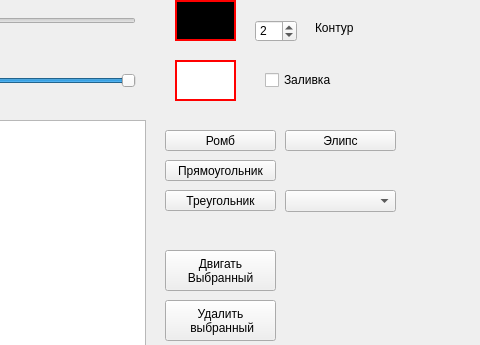
The window that Shapes/mainwindow.ui (Ignat36/OOP-2022-2s-Lr2-QtShapes) describes before a commit, drawn with Qt 5; both pictures show x 585 to 1065 and y 0 to 345 of the 1065 by 725 pixel window.
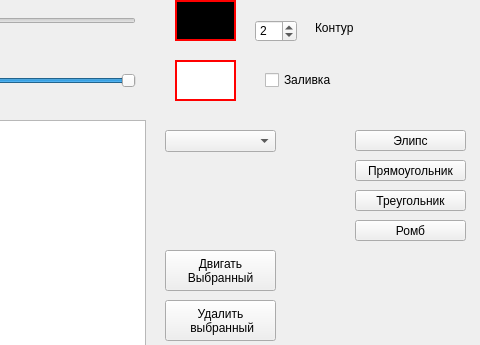
The same window after the commit.

Patch:
```diff
--- a/Shapes/mainwindow.ui
+++ b/Shapes/mainwindow.ui
@@ -17,8 +17,8 @@
    <widget class="QPushButton" name="pushButton">
     <property name="geometry">
      <rect>
-      <x>750</x>
-      <y>130</y>
+      <x>940</x>
+      <y>220</y>
       <width>111</width>
       <height>21</height>
      </rect>
@@ -30,7 +30,7 @@
    <widget class="QPushButton" name="pushButton_2">
     <property name="geometry">
      <rect>
-      <x>750</x>
+      <x>940</x>
       <y>160</y>
       <width>111</width>
       <height>21</height>
@@ -43,7 +43,7 @@
    <widget class="QPushButton" name="pushButton_3">
     <property name="geometry">
      <rect>
-      <x>750</x>
+      <x>940</x>
       <y>190</y>
       <width>111</width>
       <height>21</height>
@@ -56,7 +56,7 @@
    <widget class="QPushButton" name="pushButton_4">
     <property name="geometry">
      <rect>
-      <x>870</x>
+      <x>940</x>
       <y>130</y>
       <width>111</width>
       <height>21</height>
@@ -355,8 +355,8 @@
    <widget class="QComboBox" name="comboBox">
     <property name="geometry">
      <rect>
-      <x>870</x>
-      <y>190</y>
+      <x>750</x>
+      <y>130</y>
       <width>111</width>
       <height>22</height>
      </rect>
```
